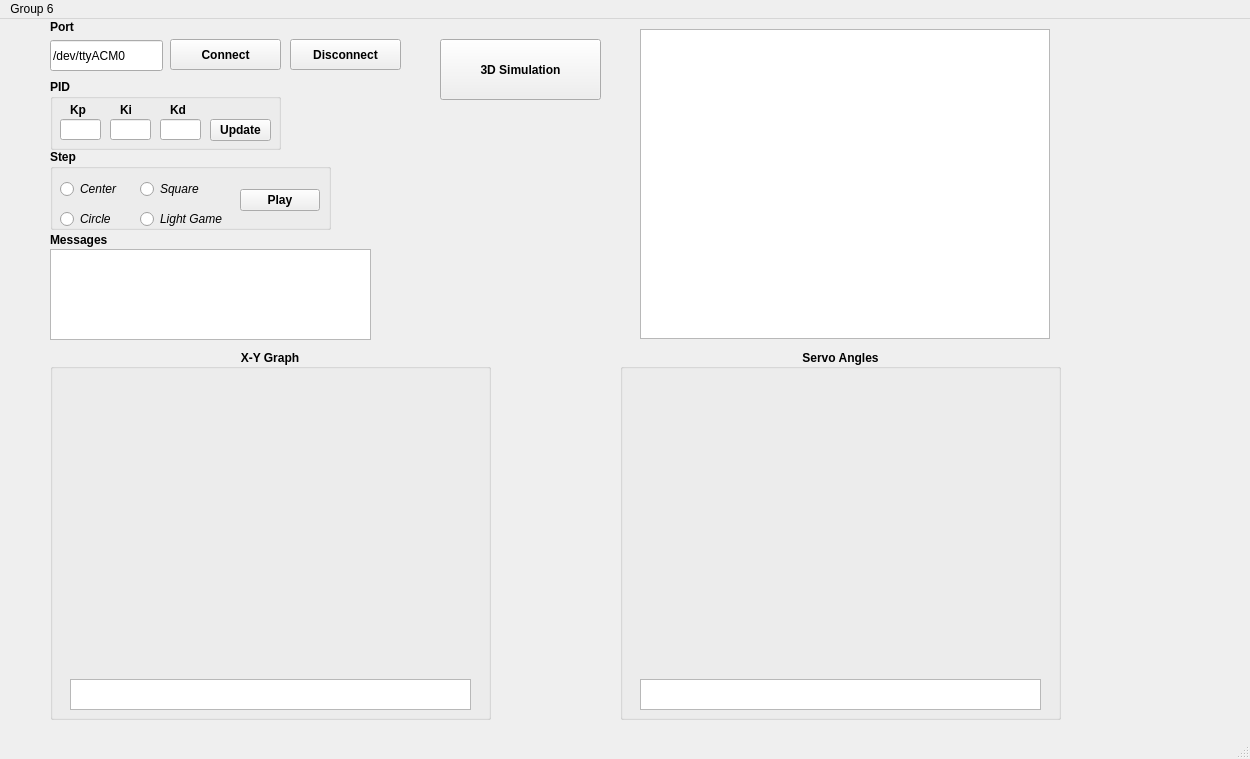
Qt form Client/Client/mainwindow.ui (emrebayrm/CSE395_Proje1_Group6) before a commit.
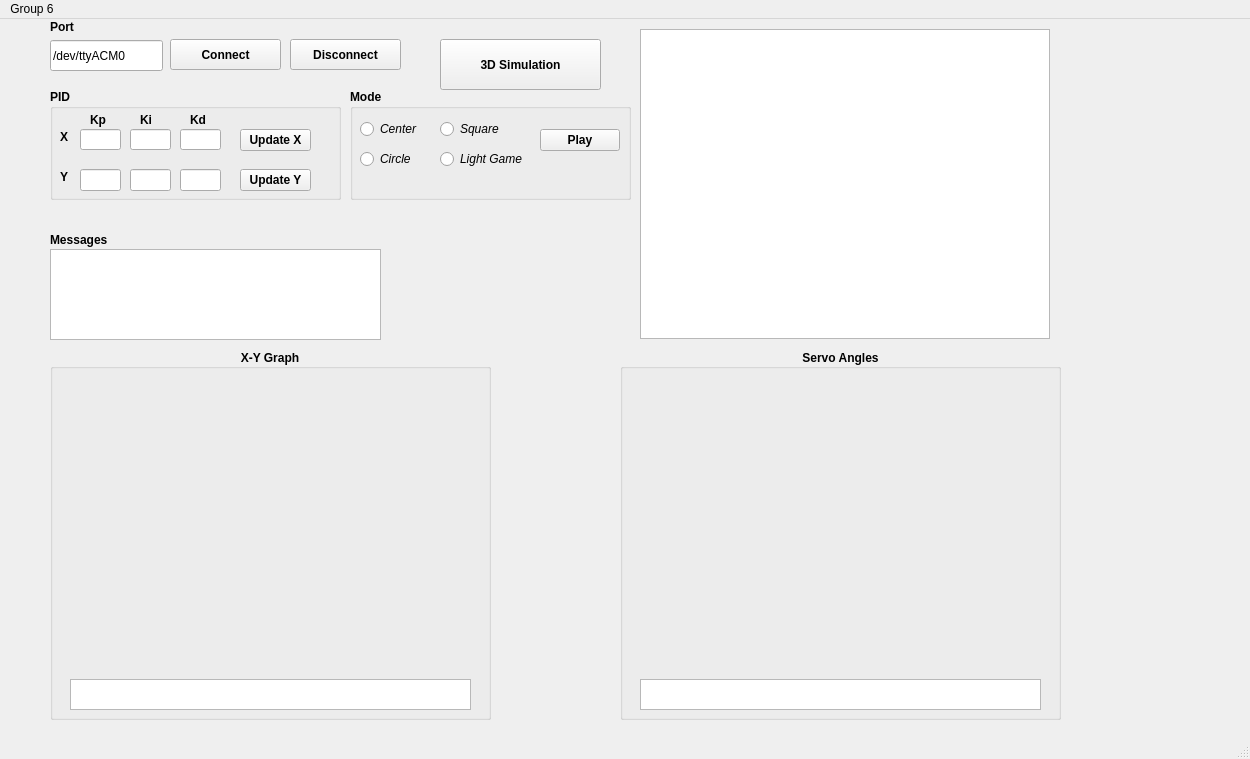
The same form after that commit. Custom widgets are drawn as their Qt base class.

```diff
--- a/Client/Client/mainwindow.ui
+++ b/Client/Client/mainwindow.ui
@@ -141,7 +141,7 @@
       <x>440</x>
       <y>20</y>
       <width>161</width>
-      <height>61</height>
+      <height>51</height>
      </rect>
     </property>
     <property name="font">
@@ -159,7 +159,7 @@
      <rect>
       <x>50</x>
       <y>230</y>
-      <width>321</width>
+      <width>331</width>
       <height>91</height>
      </rect>
     </property>
@@ -268,10 +268,10 @@
    <widget class="QGroupBox" name="groupBox">
     <property name="geometry">
      <rect>
-      <x>50</x>
-      <y>130</y>
+      <x>350</x>
+      <y>70</y>
       <width>281</width>
-      <height>81</height>
+      <height>111</height>
      </rect>
     </property>
     <property name="font">
@@ -281,7 +281,7 @@
      </font>
     </property>
     <property name="title">
-     <string>Step</string>
+     <string>Mode</string>
     </property>
     <widget class="QRadioButton" name="rBCenter">
      <property name="geometry">
@@ -387,9 +387,9 @@
     <property name="geometry">
      <rect>
       <x>50</x>
-      <y>60</y>
-      <width>231</width>
-      <height>71</height>
+      <y>70</y>
+      <width>291</width>
+      <height>111</height>
      </rect>
     </property>
     <property name="font">
@@ -404,7 +404,7 @@
     <widget class="QLineEdit" name="kpLineEdit">
      <property name="geometry">
       <rect>
-       <x>10</x>
+       <x>30</x>
        <y>40</y>
        <width>41</width>
        <height>21</height>
@@ -414,7 +414,7 @@
     <widget class="QLabel" name="kpLabel">
      <property name="geometry">
       <rect>
-       <x>20</x>
+       <x>40</x>
        <y>20</y>
        <width>21</width>
        <height>21</height>
@@ -433,9 +433,9 @@
     <widget class="QLabel" name="kiLabel">
      <property name="geometry">
       <rect>
-       <x>70</x>
+       <x>90</x>
        <y>20</y>
-       <width>21</width>
+       <width>20</width>
        <height>21</height>
       </rect>
      </property>
@@ -452,7 +452,7 @@
     <widget class="QLineEdit" name="kiLineEdit">
      <property name="geometry">
       <rect>
-       <x>60</x>
+       <x>80</x>
        <y>40</y>
        <width>41</width>
        <height>21</height>
@@ -462,7 +462,7 @@
     <widget class="QLabel" name="kdLabel">
      <property name="geometry">
       <rect>
-       <x>120</x>
+       <x>140</x>
        <y>20</y>
        <width>21</width>
        <height>21</height>
@@ -481,7 +481,7 @@
     <widget class="QLineEdit" name="kdLineEdit">
      <property name="geometry">
       <rect>
-       <x>110</x>
+       <x>130</x>
        <y>40</y>
        <width>41</width>
        <height>21</height>
@@ -491,9 +491,9 @@
     <widget class="QPushButton" name="btnUpPID">
      <property name="geometry">
       <rect>
-       <x>160</x>
+       <x>190</x>
        <y>40</y>
-       <width>61</width>
+       <width>71</width>
        <height>22</height>
       </rect>
      </property>
@@ -504,7 +504,76 @@
       </font>
      </property>
      <property name="text">
-      <string>Update</string>
+      <string>Update X</string>
+     </property>
+    </widget>
+    <widget class="QLabel" name="xPIDLbl">
+     <property name="geometry">
+      <rect>
+       <x>10</x>
+       <y>40</y>
+       <width>21</width>
+       <height>16</height>
+      </rect>
+     </property>
+     <property name="text">
+      <string>X</string>
+     </property>
+    </widget>
+    <widget class="QLabel" name="yPIDLbl">
+     <property name="geometry">
+      <rect>
+       <x>10</x>
+       <y>80</y>
+       <width>16</width>
+       <height>16</height>
+      </rect>
+     </property>
+     <property name="text">
+      <string>Y</string>
+     </property>
+    </widget>
+    <widget class="QLineEdit" name="yKpEdit">
+     <property name="geometry">
+      <rect>
+       <x>30</x>
+       <y>80</y>
+       <width>41</width>
+       <height>22</height>
+      </rect>
+     </property>
+    </widget>
+    <widget class="QLineEdit" name="yKiEdit">
+     <property name="geometry">
+      <rect>
+       <x>80</x>
+       <y>80</y>
+       <width>41</width>
+       <height>22</height>
+      </rect>
+     </property>
+    </widget>
+    <widget class="QLineEdit" name="yKdEdit">
+     <property name="geometry">
+      <rect>
+       <x>130</x>
+       <y>80</y>
+       <width>41</width>
+       <height>22</height>
+      </rect>
+     </property>
+    </widget>
+    <widget class="QPushButton" name="yPIDUp">
+     <property name="geometry">
+      <rect>
+       <x>190</x>
+       <y>80</y>
+       <width>71</width>
+       <height>22</height>
+      </rect>
+     </property>
+     <property name="text">
+      <string>Update Y</string>
      </property>
     </widget>
    </widget>
```
Left out of the diff: 8 changed lines with no effect on the pictures.
